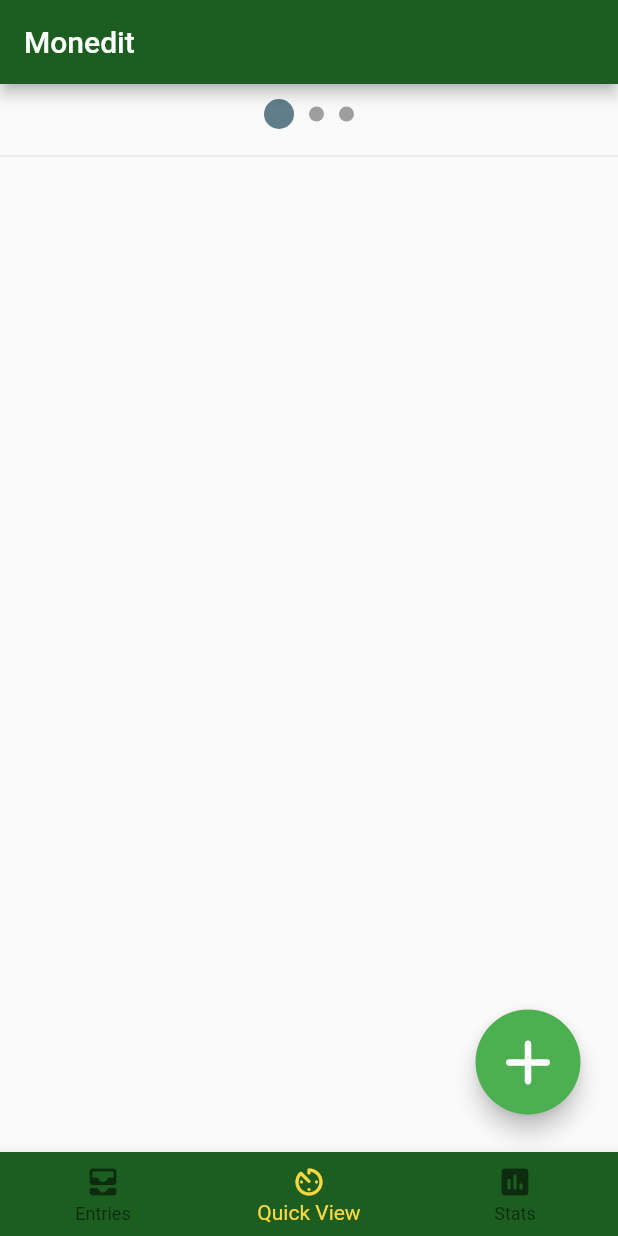
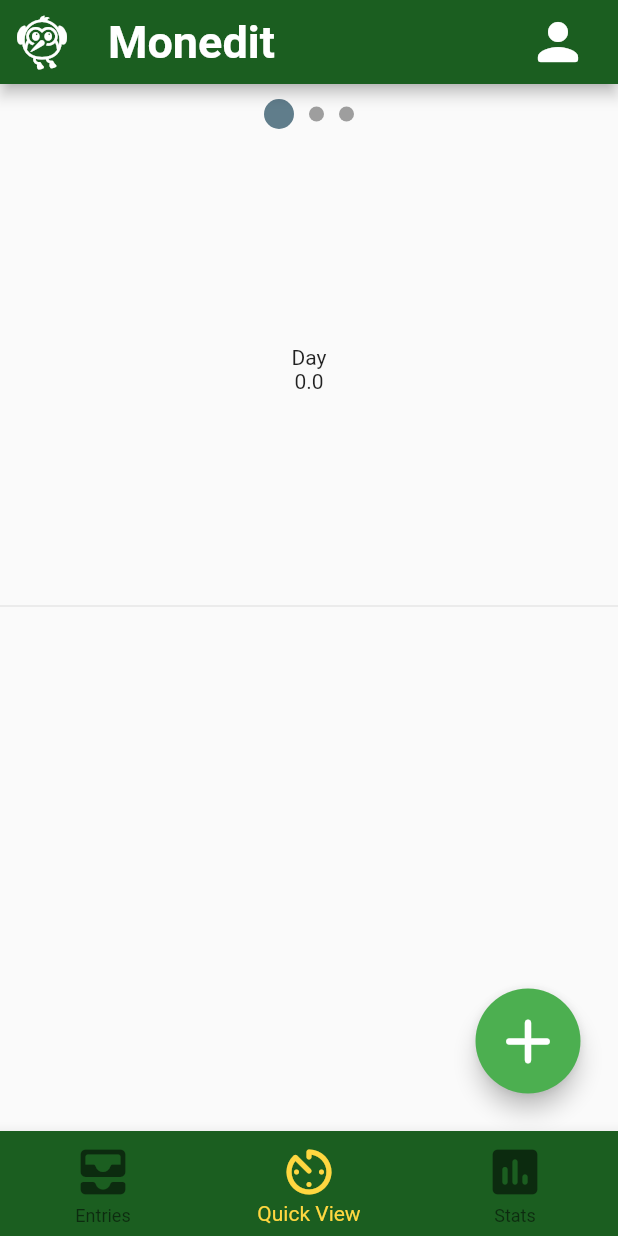
Before and after one commit to Monedit/monedit_app, a Flutter app: the screen it shows after launch, on a phone screen of 412 x 824 dp. Run offline on Flutter 3.47's test engine with Material 2 defaults, Android fonts, the phone set to English and light mode, and no system bars; drawn by our look-alikes of percent_indicator; our stand-ins replace shared_preferences, sqflite, tuple; accounts and stored records are empty.

Commit message:
PROJECT ON PAUSE

```diff
--- a/lib/Budget/budget_quickview_view.dart
+++ b/lib/Budget/budget_quickview_view.dart
@@ -33,6 +33,18 @@
     List<Widget> ls = [];
     double currBalance = 0.0;
 
+    if(stats.balanceByCategory.isEmpty){
+      ls.add(
+          CircularPercentIndicator(
+            radius:  !detailed ? 150.0 : 100.0 ,
+            lineWidth: 15.0,
+            percent: 0.0,
+            center: circleCenter(currBalance),
+            progressColor: Colors.black,
+            backgroundColor: Colors.transparent,
+          )
+      );
+    }
 
     stats.balanceByCategory.forEach((key, value) {
       ls.add(
@@ -41,7 +53,7 @@
           lineWidth: 15.0,
           percent: (currBalance+value)/budget.balance,
           center: circleCenter(currBalance),
-          progressColor: CategoryManager.nameToColorTable[key],
+          progressColor: CategoryManager.getColor(key),
           backgroundColor: Colors.transparent,
         )
       );
@@ -59,7 +71,7 @@
     stats.balanceByCategory.forEach((key, value) {
       ls.add(
               ListTile(
-                leading: CategoryManager.nameToIconTable[key],
+                leading: CategoryManager.getIcon(key),
                 title : Text( "${(100*value/budget.balance).toStringAsFixed(2)}%" , style : subtitleStyle )
               )
       );
--- a/lib/Entry View/entry_adder_quickview_view.dart
+++ b/lib/Entry View/entry_adder_quickview_view.dart
@@ -117,7 +117,7 @@
             },
           ),
           DropdownButton(
-            items: CategoryManager.nameToIconTable.keys.toList().map((str) => DropdownMenuItem(value : str, child: Text(str))).toList(), //TODO : Make the Category show logo and text
+            items: CategoryManager.getIconTable().keys.toList().map((str) => DropdownMenuItem(value : str, child: Text(str))).toList(), //TODO : Make the Category show logo and text
             onChanged: (String? selected){
               model!.categoryChange(selected!);
               setState(() {});
--- a/lib/Entry/entry_list_tile.dart
+++ b/lib/Entry/entry_list_tile.dart
@@ -26,7 +26,7 @@
               "${entry.date.day.toString()}/${entry.date.month}/${entry.date.year} , ${entry.date.hour}:${entry.date.minute}", style: subtitleStyle)],
         ),
       //  isThreeLine: true,
-        leading: CategoryManager.nameToIconTable[entry.category], //fill with ICON of the Category
+        leading: CategoryManager.getIcon(entry.category), //fill with ICON of the Category
       //  dense:true,
         //onTap: ,
         //onLongPress: ,
--- a/lib/budget_stats.dart
+++ b/lib/budget_stats.dart
@@ -12,7 +12,6 @@
       var db = await MoneditDatabase.get();
       var entries = await db.fetchEntriesById(budget.entriesIds);
 
-
       for ( var e in entries ) {
         balanceByCategory.update(e.category,
                 (prevBalance) => prevBalance + e.value,
--- a/lib/category_manager.dart
+++ b/lib/category_manager.dart
@@ -2,18 +2,35 @@
 
 class CategoryManager{
 
-  static Map<String, Icon?> nameToIconTable = {
-    'None' : Icon(Icons.all_inclusive_rounded,  color: nameToColorTable['None']),
-    'Food' : Icon(Icons.fastfood_rounded, color: nameToColorTable['Food'],),
-    'House' : Icon(Icons.house_rounded, color: nameToColorTable['House'],)
+  static Map<String, Icon?> _nameToIconTable = {
+    'None' : Icon(Icons.all_inclusive_rounded,  color: getColor("None"),),
+    'Food' : Icon(Icons.fastfood_rounded, color: getColor('Food'), ),
+    'House' : Icon(Icons.house_rounded, color: getColor('House'), )
   };
 
-  static Map<String, Color?> nameToColorTable = {
+  static Icon _defaultIcon = Icon(Icons.all_inclusive_rounded,  color: _defaultColor,);
+
+  static Map<String, Color?> _nameToColorTable = {
     'None' : Colors.green,
     'Food' : Colors.red,
     'House' : Colors.blue
   };
 
+  static Color _defaultColor = Colors.black;
+
+  static Map<String, Icon?> getIconTable() {
+    return _nameToIconTable;
+  }
+
+
+  static Icon getIcon(String cat){
+    return _nameToIconTable[cat] ?? _defaultIcon;
+  }
+
+  static Color getColor(String cat){
+    return _nameToColorTable[cat] ?? _defaultColor;
+  }
+
 
 
 }
--- a/lib/main.dart
+++ b/lib/main.dart
@@ -1,6 +1,7 @@
 import 'package:flutter/material.dart';
 
 import 'Entry View/entry_adder_widget.dart';
+import 'Entry/entry_tab_widget.dart';
 import 'Quick View/quick_view_widget.dart';
 
 void main() {
@@ -32,7 +33,7 @@
   static const TextStyle optionStyle =
     TextStyle(fontSize: 30, fontWeight: FontWeight.bold);
   static const List<Widget> _widgetOptions = <Widget>[ //Here put the 3 custom widgets for entries, quick view, stats
-    EntryAdderWidget(),
+    EntryTabWidget(),
     QuickViewWidget(),
     Text(
       'Index 2: Stats',
@@ -50,13 +51,25 @@
   Widget build(BuildContext context) {
     return Scaffold(
       appBar: AppBar(
-        title: const Text('Monedit'),
+        leading: const Icon(Icons.flutter_dash_rounded, size : 40) ,
+        title: const Text('Monedit',style: TextStyle(fontSize: 30, fontWeight: FontWeight.bold) ,),
+        actions: [
+          IconButton(icon: const Icon(Icons.person_rounded, size : 40),
+            onPressed: (){},  ),
+          const Padding(padding: EdgeInsets.all(10))
+        ],
         backgroundColor: Colors.green[900],
       ),
       body: Center(
         child: _widgetOptions.elementAt(_selectedIndex),
       ),
-      bottomNavigationBar: BottomNavigationBar(
+      bottomNavigationBar: GestureDetector(
+        onHorizontalDragEnd: (DragEndDetails ded){
+          _selectedIndex = (_selectedIndex + (ded.primaryVelocity! > 0 ? -1 : 1 ) )%3;
+          setState(() {});
+        },
+        child: BottomNavigationBar(
+          iconSize: 40,
           items: const <BottomNavigationBarItem>[
             BottomNavigationBarItem(
               icon: Icon(Icons.all_inbox_rounded),
@@ -76,6 +89,7 @@
           onTap: _onItemTapped,
           backgroundColor: Colors.green[900],
         ),
+      )
     );
   }
 }
```
Also changed, not shown: lib/Entry View/category_editor_widget.dart (added, +68 -0 lines), lib/Entry View/entry_adder_widget.dart (+9 -3 lines), lib/Entry/entry_tab_widget.dart (added, +48 -0 lines). Lines whose indentation alone changed are shown as unchanged.
